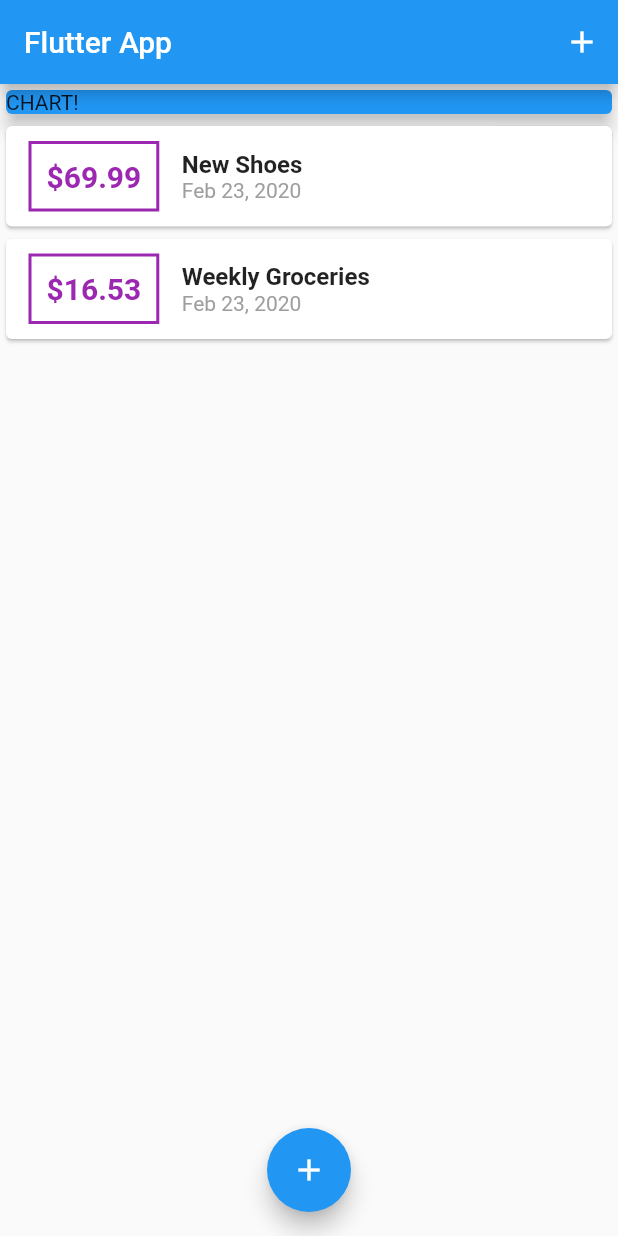
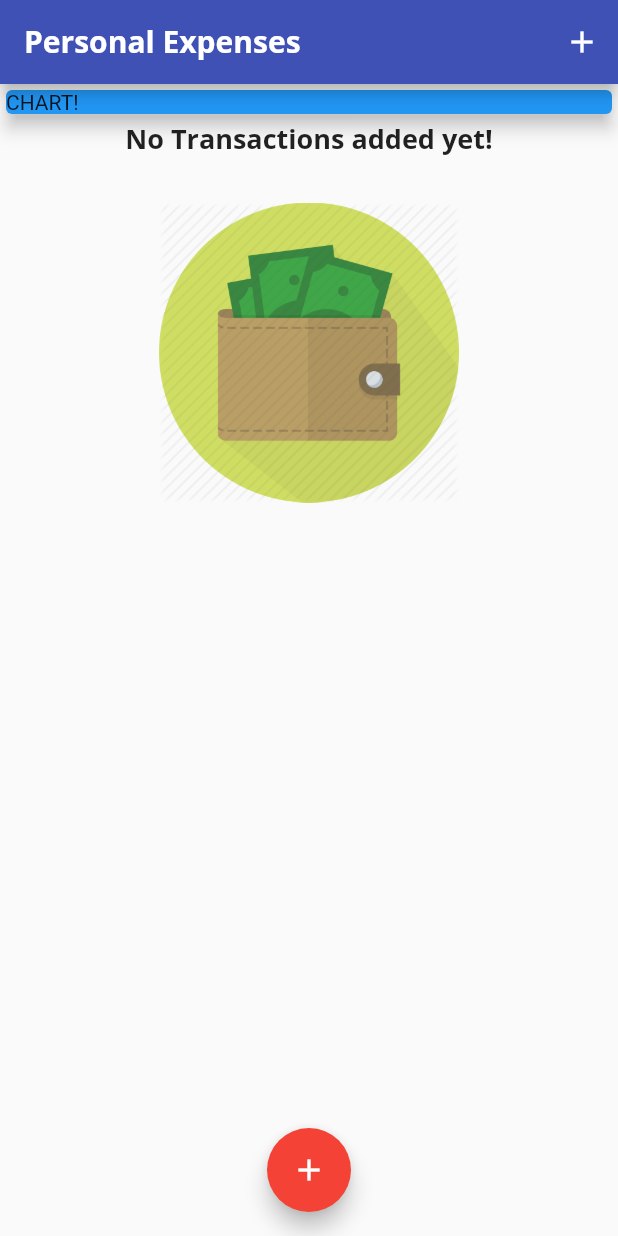
Before and after one commit to saizen408/flutter_expense_app, a Flutter app: the screen it shows after launch, on a phone screen of 412 x 824 dp. Run offline on Flutter 3.47's test engine with Material 2 defaults, Android fonts, the phone set to English and light mode, and no system bars.

Commit message:
add images and color theme

```diff
--- a/lib/main.dart
+++ b/lib/main.dart
@@ -9,7 +9,28 @@ class MyApp extends StatelessWidget {
   @override
   Widget build(BuildContext context) {
     return MaterialApp(
-      title: 'Flutter App',
+      title: 'Personal Expenses',
+      theme: ThemeData(
+        primarySwatch: Colors.indigo,
+        accentColor: Colors.red,
+        fontFamily: 'Quicksand',
+        textTheme: ThemeData.light().textTheme.copyWith(
+              title: TextStyle(
+                fontFamily: 'OpenSans',
+                fontWeight: FontWeight.bold,
+                fontSize: 18,
+              ),
+            ),
+        appBarTheme: AppBarTheme(
+          textTheme: ThemeData.light().textTheme.copyWith(
+                title: TextStyle(
+                  fontFamily: 'OpenSans',
+                  fontSize: 20,
+                  fontWeight: FontWeight.bold,
+                ),
+              ),
+        ),
+      ),
       home: MyHomePage(),
     );
   }
@@ -24,18 +45,18 @@ class MyHomePage extends StatefulWidget {
 
 class _MyHomePageState extends State<MyHomePage> {
   final List<Transaction> _userTransactions = [
-    Transaction(
-      id: 't1',
-      title: 'New Shoes',
-      amount: 69.99,
-      date: DateTime.now(),
-    ),
-    Transaction(
-      id: 't2',
-      title: 'Weekly Groceries',
-      amount: 16.53,
-      date: DateTime.now(),
-    ),
+    // Transaction(
+    //   id: 't1',
+    //   title: 'New Shoes',
+    //   amount: 69.99,
+    //   date: DateTime.now(),
+    // ),
+    // Transaction(
+    //   id: 't2',
+    //   title: 'Weekly Groceries',
+    //   amount: 16.53,
+    //   date: DateTime.now(),
+    // ),
   ];
 
   void _addNewTransaction(String txTitle, double txAmount) {
@@ -67,12 +88,16 @@ class _MyHomePageState extends State<MyHomePage> {
   @override
   Widget build(BuildContext context) {
     return Scaffold(
-      appBar: AppBar(title: Text('Flutter App'), actions: <Widget>[
-        IconButton(
-          icon: Icon(Icons.add),
-          onPressed: () => _startAddNewTransaction(context),
-        )
-      ]),
+      appBar: AppBar(
+          title: Text(
+            'Personal Expenses',
+          ),
+          actions: <Widget>[
+            IconButton(
+              icon: Icon(Icons.add),
+              onPressed: () => _startAddNewTransaction(context),
+            )
+          ]),
       body: SingleChildScrollView(
         child: Column(
           // mainAxisAlignment: MainAxisAlignment.center,
--- a/lib/widgets/new_transactions.dart
+++ b/lib/widgets/new_transactions.dart
@@ -52,7 +52,7 @@ class _NewTransactionState extends State<NewTransaction> {
             ),
             FlatButton(
               child: Text('Add Transaction'),
-              textColor: Colors.purple,
+              textColor: Theme.of(context).primaryColor,
               onPressed: submitData,
             ),
           ],
--- a/lib/widgets/transaction_list.dart
+++ b/lib/widgets/transaction_list.dart
@@ -11,16 +11,36 @@ class TransactionList extends StatelessWidget {
   Widget build(BuildContext context) {
     return Container(
       height: 400,
-      child: ListView.builder(
+      child: transactions.isEmpty
+          ? Column(
+              children: <Widget>[
+                Text(
+                  'No Transactions added yet!',
+                  style: Theme.of(context).textTheme.title,
+                ),
+                SizedBox(
+                  height: 30,
+                ),
+                Container(
+                  height: 200,
+                  child: Image.asset(
+                    'assets/images/wallet-512.png',
+                    fit: BoxFit.cover,
+                  ),
+                ),
+              ],
+            )
+          : ListView.builder(
               itemBuilder: (ctx, index) {
                 return Card(
                   child: Row(
                     children: <Widget>[
                       Container(
-                  margin: EdgeInsets.symmetric(vertical: 10, horizontal: 15),
+                        margin:
+                            EdgeInsets.symmetric(vertical: 10, horizontal: 15),
                         decoration: BoxDecoration(
                           border: Border.all(
-                      color: Colors.purple,
+                            color: Theme.of(context).primaryColor,
                             width: 2,
                           ),
                         ),
@@ -30,7 +50,7 @@ class TransactionList extends StatelessWidget {
                           style: TextStyle(
                             fontWeight: FontWeight.bold,
                             fontSize: 20,
-                      color: Colors.purple,
+                            color: Theme.of(context).primaryColor,
                           ),
                         ),
                       ),
@@ -39,10 +59,7 @@ class TransactionList extends StatelessWidget {
                         children: <Widget>[
                           Text(
                             transactions[index].title,
-                      style: TextStyle(
-                        fontSize: 16,
-                        fontWeight: FontWeight.bold,
-                      ),
+                            style: Theme.of(context).textTheme.title,
                           ),
                           Text(
                             DateFormat.yMMMd().format(transactions[index].date),
```
Also changed, not shown: pubspec.yaml (+14 -13 lines), assets/fonts/OpenSans-Bold.ttf (added), assets/fonts/OpenSans-Regular.ttf (added), assets/fonts/Quicksand-Bold.ttf (added), assets/fonts/Quicksand-Light.ttf (added), assets/fonts/Quicksand-Medium.ttf (added), assets/fonts/Quicksand-Regular.ttf (added), assets/images/wallet-512.png (added). Lines whose indentation alone changed are shown as unchanged.
